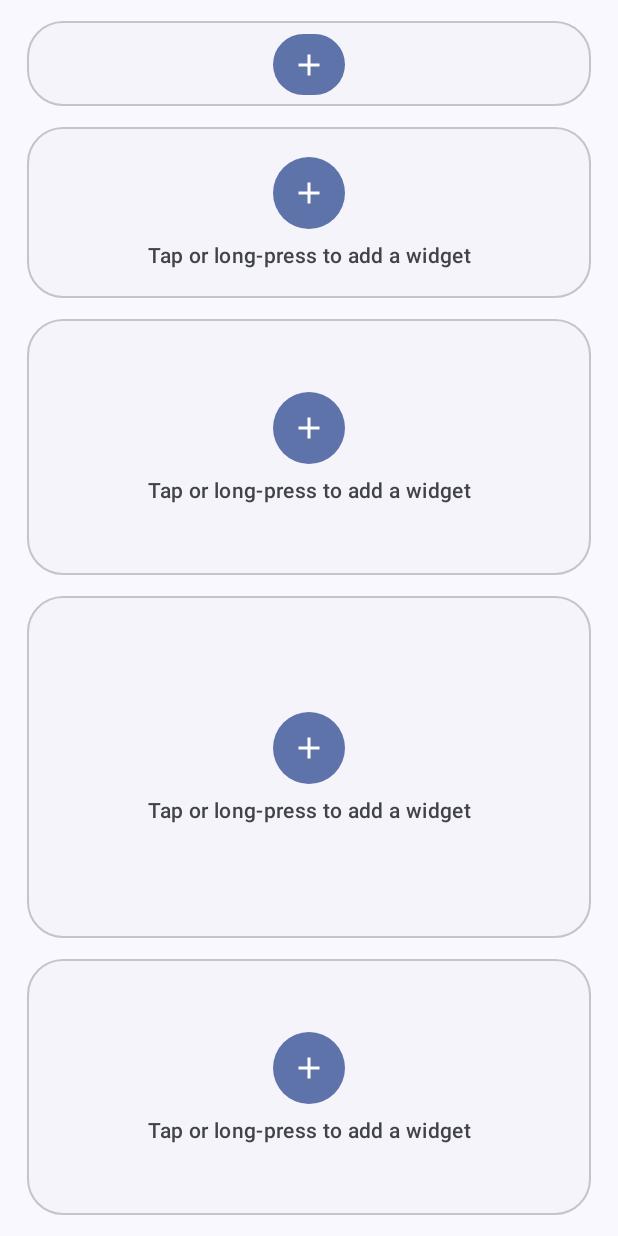
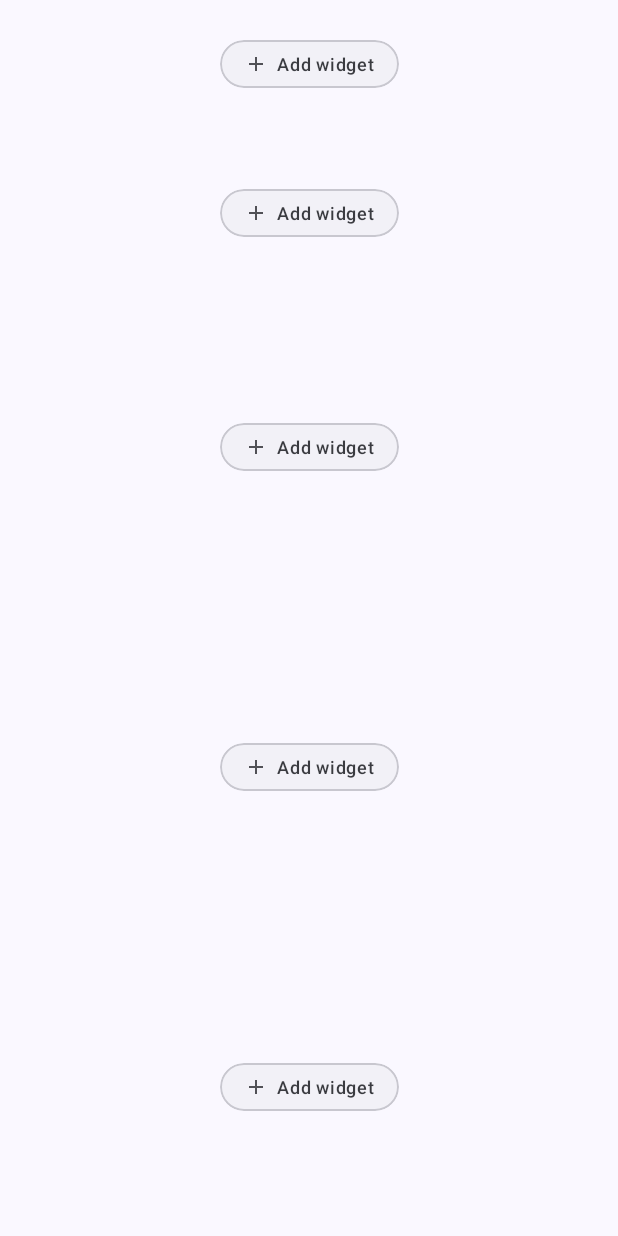
Before and after one commit to ymmgit/ff_luancher, an Android app built with Jetpack Compose: the composable SecondaryScreen called with sample values from the repository, on a phone screen of 412 x 824 dp. Run offline under Robolectric (Android 15) with nearby library versions, the phone set to English and light mode, and no system bars; our stand-ins replace Room's generated code.

Commit message:
feat: invisible widget placeholders and unified long-press canvas menu

```diff
--- a/app/src/main/java/com/ff/launcher/ui/secondary/SecondaryScreen.kt
+++ b/app/src/main/java/com/ff/launcher/ui/secondary/SecondaryScreen.kt
@@ -5,9 +5,9 @@ import android.content.Context
 import androidx.compose.foundation.BorderStroke
 import androidx.compose.foundation.ExperimentalFoundationApi
 import androidx.compose.foundation.background
-import androidx.compose.foundation.border
 import androidx.compose.foundation.combinedClickable
 import androidx.compose.foundation.gestures.detectTapGestures
+import androidx.compose.foundation.interaction.MutableInteractionSource
 import androidx.compose.foundation.layout.Arrangement
 import androidx.compose.foundation.layout.Box
 import androidx.compose.foundation.layout.Column
@@ -21,6 +21,7 @@ import androidx.compose.foundation.layout.height
 import androidx.compose.foundation.layout.padding
 import androidx.compose.foundation.layout.size
 import androidx.compose.foundation.layout.systemBars
+import androidx.compose.foundation.layout.width
 import androidx.compose.foundation.shape.CircleShape
 import androidx.compose.foundation.shape.RoundedCornerShape
 import androidx.compose.material.icons.Icons
@@ -31,10 +32,8 @@ import androidx.compose.material.icons.filled.Refresh
 import androidx.compose.material.icons.filled.Settings
 import androidx.compose.material3.DropdownMenu
 import androidx.compose.material3.DropdownMenuItem
-import androidx.compose.material3.FilledTonalIconButton
 import androidx.compose.material3.HorizontalDivider
 import androidx.compose.material3.Icon
-import androidx.compose.material3.IconButtonDefaults
 import androidx.compose.material3.MaterialTheme
 import androidx.compose.material3.Surface
 import androidx.compose.material3.Text
@@ -55,7 +54,6 @@ import androidx.compose.ui.platform.LocalContext
 import androidx.compose.ui.platform.LocalHapticFeedback
 import androidx.compose.ui.res.stringResource
 import androidx.compose.ui.text.font.FontWeight
-import androidx.compose.ui.text.style.TextAlign
 import androidx.compose.ui.unit.dp
 import androidx.compose.ui.viewinterop.AndroidView
 import androidx.lifecycle.Lifecycle
@@ -69,8 +67,10 @@ import com.ff.launcher.widget.LauncherAppWidgetHostView
 
 /**
  * Secondary Screen — Modern Google Material 3 widget deck:
- * Three fixed slots at 2/3/4 weights fill the panel height.
- * Material 3 surface containers with smooth corner curves (24.dp).
+ * Invisible slot placeholders blend seamlessly with wallpaper.
+ * Subtle minimalist "+ Add widget" button in empty slots.
+ * Long-pressing anywhere on empty canvas or occupied widget pops out the unified
+ * context menu (Add/Replace, Remove, Canvas size, Launcher Settings).
  */
 @Composable
 fun SecondaryScreen(
@@ -113,6 +113,7 @@ fun SecondaryScreen(
                 onOpenTuning = currentOnOpenTuning,
                 onUpdateSlotWeight = onUpdateSlotWeight,
                 obtainHostView = obtainHostView,
+                onDismiss = currentOnDismiss,
                 modifier = Modifier
                     .fillMaxWidth()
                     .weight(slot.heightWeight.coerceAtLeast(1f)),
@@ -130,6 +131,7 @@ private fun WidgetSlotHost(
     onOpenTuning: () -> Unit,
     onUpdateSlotWeight: (Int, Float) -> Unit,
     obtainHostView: (Context, Int, Int) -> LauncherAppWidgetHostView?,
+    onDismiss: () -> Unit,
     modifier: Modifier = Modifier,
 ) {
     val context = LocalContext.current
@@ -147,28 +149,13 @@ private fun WidgetSlotHost(
     }
     val isEmpty = appWidgetId == null || !providerAlive
 
-    val shape = RoundedCornerShape(24.dp)
-
-    Surface(
-        shape = shape,
-        color = if (isEmpty) {
-            MaterialTheme.colorScheme.surfaceContainerHigh.copy(alpha = 0.25f)
-        } else {
-            Color.Transparent
-        },
-        border = if (isEmpty) {
-            BorderStroke(
-                width = 1.dp,
-                color = MaterialTheme.colorScheme.outlineVariant.copy(alpha = 0.4f),
-            )
-        } else {
-            null
-        },
-        tonalElevation = 0.dp,
-        modifier = if (isEmpty) {
-            modifier
-                .combinedClickable(
-                    onClick = { onRequestWidget(slot.slotId) },
+    // Invisible canvas placeholder: tapping empty canvas dismisses deck;
+    // long-pressing empty canvas opens unified context menu.
+    val slotModifier = if (isEmpty) {
+        modifier.combinedClickable(
+            interactionSource = remember { MutableInteractionSource() },
+            indication = null,
+            onClick = onDismiss,
             onLongClick = {
                 haptics.performHapticFeedback(HapticFeedbackType.LongPress)
                 menuOpen = true
@@ -176,15 +163,20 @@ private fun WidgetSlotHost(
         )
     } else {
         modifier
-        },
-    ) {
+    }
+
     Box(
-            modifier = Modifier
-                .fillMaxSize()
-                .padding(8.dp),
+        modifier = slotModifier,
+        contentAlignment = Alignment.Center,
     ) {
         if (isEmpty) {
-                EmptySlotHint(onAddClick = { onRequestWidget(slot.slotId) })
+            SubtleAddWidgetButton(
+                onClick = { onRequestWidget(slot.slotId) },
+                onLongClick = {
+                    haptics.performHapticFeedback(HapticFeedbackType.LongPress)
+                    menuOpen = true
+                },
+            )
         } else {
             val hostView = remember(slot.slotId, appWidgetId) {
                 obtainHostView(context, slot.slotId, appWidgetId)
@@ -209,7 +201,13 @@ private fun WidgetSlotHost(
                     modifier = Modifier.fillMaxSize(),
                 )
             } else {
-                    EmptySlotHint(onAddClick = { onRequestWidget(slot.slotId) })
+                SubtleAddWidgetButton(
+                    onClick = { onRequestWidget(slot.slotId) },
+                    onLongClick = {
+                        haptics.performHapticFeedback(HapticFeedbackType.LongPress)
+                        menuOpen = true
+                    },
+                )
             }
         }
 
@@ -265,7 +263,7 @@ private fun WidgetSlotHost(
             }
             HorizontalDivider()
             Text(
-                    text = stringResource(R.string.menu_slot_size),
+                text = stringResource(R.string.menu_canvas_size),
                 style = MaterialTheme.typography.labelSmall,
                 color = MaterialTheme.colorScheme.primary,
                 fontWeight = FontWeight.Bold,
@@ -299,7 +297,7 @@ private fun WidgetSlotHost(
             DropdownMenuItem(
                 text = {
                     Text(
-                            stringResource(R.string.settings_tune_trigger),
+                        stringResource(R.string.settings_title),
                         style = MaterialTheme.typography.bodyMedium,
                     )
                 },
@@ -315,7 +313,6 @@ private fun WidgetSlotHost(
                     onOpenTuning()
                 },
             )
-            }
         }
     }
 }
@@ -350,35 +347,50 @@ private fun SlotSizeItem(
     )
 }
 
+/**
+ * Subtle, minimalist pill button to add a widget in an empty canvas slot.
+ * Discreet opacity ensures the wallpaper aesthetic remains uninterrupted.
+ */
+@OptIn(ExperimentalFoundationApi::class)
 @Composable
-private fun EmptySlotHint(onAddClick: () -> Unit) {
-    Column(
-        modifier = Modifier.fillMaxSize(),
-        horizontalAlignment = Alignment.CenterHorizontally,
-        verticalArrangement = Arrangement.Center,
+private fun SubtleAddWidgetButton(
+    onClick: () -> Unit,
+    onLongClick: () -> Unit,
+    modifier: Modifier = Modifier,
 ) {
-        FilledTonalIconButton(
-            onClick = onAddClick,
+    Surface(
         shape = CircleShape,
-            colors = IconButtonDefaults.filledTonalIconButtonColors(
-                containerColor = MaterialTheme.colorScheme.primaryContainer,
-                contentColor = MaterialTheme.colorScheme.onPrimaryContainer,
+        color = MaterialTheme.colorScheme.surfaceContainerHighest.copy(alpha = 0.35f),
+        border = BorderStroke(
+            width = 1.dp,
+            color = MaterialTheme.colorScheme.outlineVariant.copy(alpha = 0.35f),
         ),
-            modifier = Modifier.size(48.dp),
+        tonalElevation = 0.dp,
+        modifier = modifier
+            .clip(CircleShape)
+            .combinedClickable(
+                onClick = onClick,
+                onLongClick = onLongClick,
+            ),
+    ) {
+        Row(
+            modifier = Modifier.padding(horizontal = 16.dp, vertical = 8.dp),
+            verticalAlignment = Alignment.CenterVertically,
+            horizontalArrangement = Arrangement.Center,
         ) {
             Icon(
-                imageVector = Icons.Filled.Add,
-                contentDescription = "Add widget",
-                modifier = Modifier.size(24.dp),
+                imageVector = Icons.Default.Add,
+                contentDescription = null,
+                tint = MaterialTheme.colorScheme.onSurface.copy(alpha = 0.75f),
+                modifier = Modifier.size(16.dp),
             )
-        }
-        Spacer(Modifier.height(10.dp))
+            Spacer(Modifier.width(6.dp))
             Text(
-            text = stringResource(R.string.slot_empty_hint),
-            style = MaterialTheme.typography.bodyMedium,
+                text = stringResource(R.string.slot_action_add_widget),
+                style = MaterialTheme.typography.labelMedium,
                 fontWeight = FontWeight.Medium,
-            color = MaterialTheme.colorScheme.onSurfaceVariant,
-            textAlign = TextAlign.Center,
+                color = MaterialTheme.colorScheme.onSurface.copy(alpha = 0.85f),
             )
         }
     }
+}
--- a/app/src/main/res/values/strings.xml
+++ b/app/src/main/res/values/strings.xml
@@ -67,7 +67,8 @@
     <string name="slot_action_add_widget">Add widget</string>
     <string name="slot_action_replace_widget">Replace widget</string>
     <string name="slot_action_remove_widget">Remove widget</string>
-    <string name="menu_slot_size">Slot size</string>
+    <string name="menu_slot_size">Canvas size</string>
+    <string name="menu_canvas_size">Canvas size</string>
     <string name="slot_size_small">Small</string>
     <string name="slot_size_medium">Medium</string>
     <string name="slot_size_large">Large</string>
```
Lines whose indentation alone changed are shown as unchanged.
